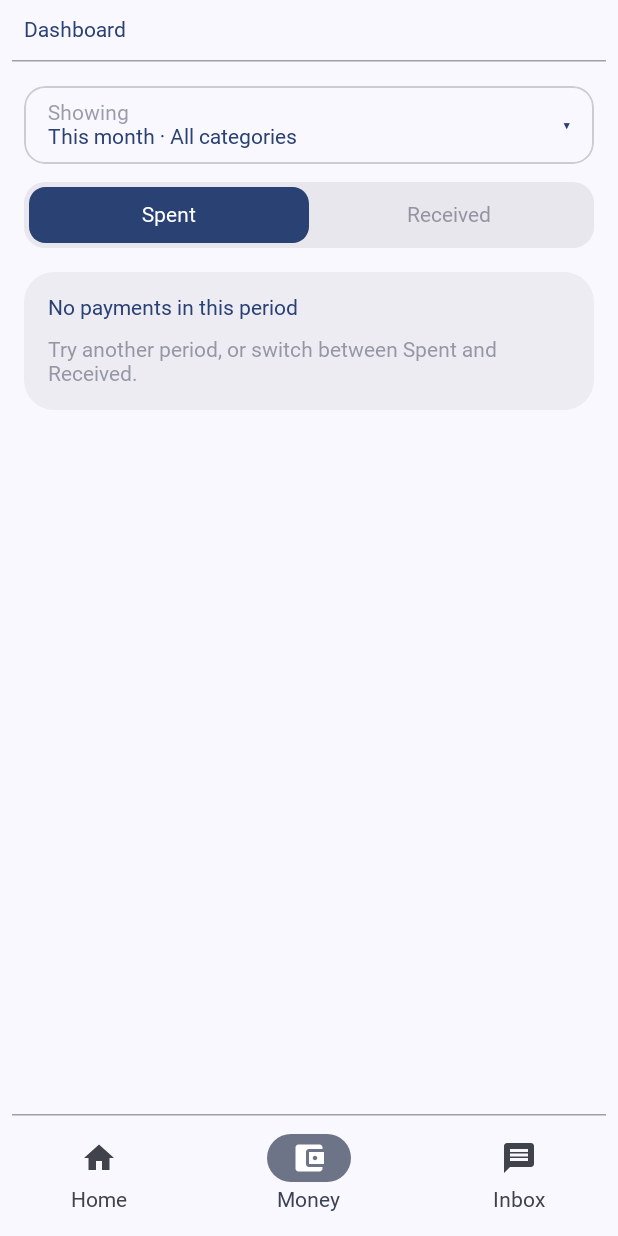
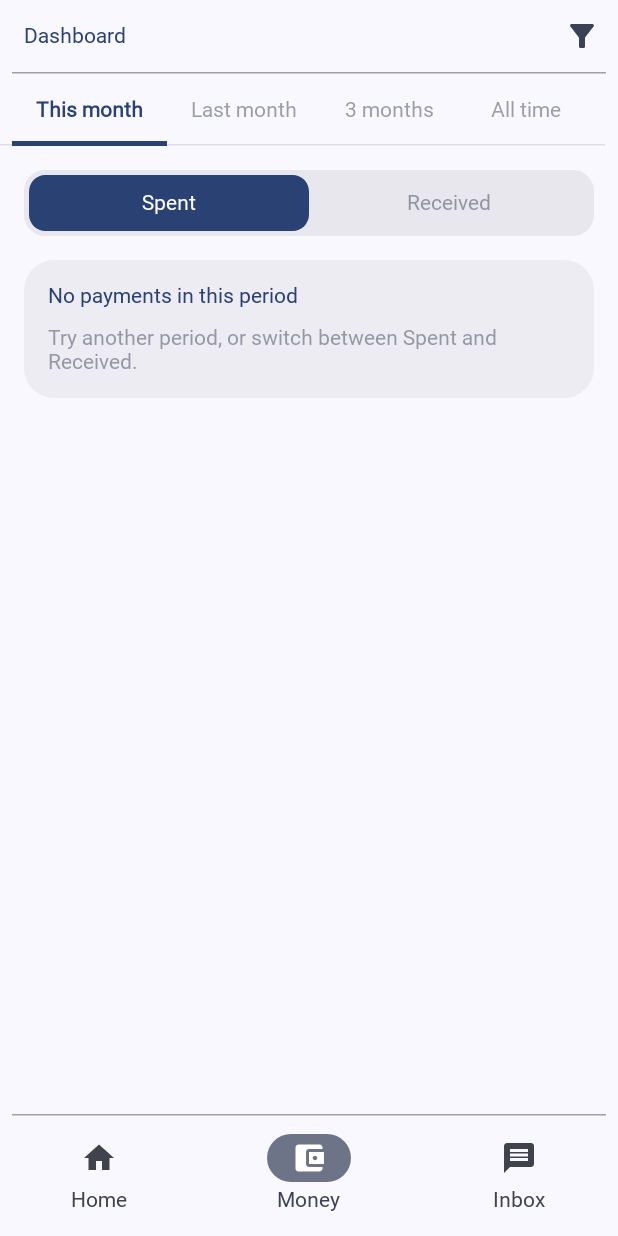
Before and after one commit to prashanthsridhar95/ZMessage, an Android app built with Jetpack Compose: the screen it shows after launch (MainActivity), item 2 of the bottom bar chosen, on a phone screen of 412 x 824 dp. Run offline under Robolectric (Android 15) with nearby library versions, the phone set to English and light mode, and no system bars; Roboto replaces fonts that are not available here.

Commit message:
Redesign filters: underline tabs on top, tile sheet for more
- Quick filters return as text tabs with a sliding underline and counts
  (no pill borders): Inbox types and Money periods
- Filter button opens a bottom sheet of selectable tiles for the extra
  filters: category, read status (all / unread / pinned) and time window
  (any / today / 7 / 30 days) in the Inbox; category on Money
- MessageFilter gains status and window; Reset in the sheet clears extras
  but keeps the quick filter; summary bar shows only the extras
- Tests for the new filters

Co-Authored-By: Claude Sonnet 5.5 <noreply@anthropic.com>
Claude-Session: https://claude.ai/code/session_01CCCmNoQsMqVfu7bQ4MLbHZ

```diff
--- /dev/null
+++ b/app/src/main/java/com/zyke/message/presentation/common/UnderlineTabs.kt
@@ -0,0 +1,66 @@
+package com.zyke.message.presentation.common
+
+import androidx.compose.foundation.layout.Row
+import androidx.compose.material3.HorizontalDivider
+import androidx.compose.material3.MaterialTheme
+import androidx.compose.material3.ScrollableTabRow
+import androidx.compose.material3.Tab
+import androidx.compose.material3.Text
+import androidx.compose.runtime.Composable
+import androidx.compose.ui.Alignment
+import androidx.compose.ui.Modifier
+import androidx.compose.ui.text.font.FontWeight
+import androidx.compose.ui.unit.dp
+import androidx.compose.foundation.layout.Spacer
+import androidx.compose.foundation.layout.width
+import com.zyke.message.presentation.messages.components.mutedColor
+
+/**
+ * Quick filters as plain text tabs with a sliding underline: no boxes, no borders.
+ * The selected tab is bold and underlined; counts sit beside the label in a quieter tone.
+ */
+@Composable
+fun UnderlineTabs(
+    labels: List<String>,
+    counts: List<Int?>,
+    selectedIndex: Int,
+    onSelect: (Int) -> Unit,
+    modifier: Modifier = Modifier
+) {
+    if (labels.isEmpty()) return
+    ScrollableTabRow(
+        selectedTabIndex = selectedIndex.coerceIn(0, labels.lastIndex),
+        modifier = modifier,
+        containerColor = MaterialTheme.colorScheme.surface,
+        edgePadding = 8.dp,
+        divider = { HorizontalDivider(color = MaterialTheme.colorScheme.onSurface.copy(alpha = 0.12f)) }
+    ) {
+        labels.forEachIndexed { index, label ->
+            val selected = index == selectedIndex
+            Tab(
+                selected = selected,
+                onClick = { onSelect(index) },
+                selectedContentColor = MaterialTheme.colorScheme.primary,
+                unselectedContentColor = mutedColor(),
+                text = {
+                    Row(verticalAlignment = Alignment.CenterVertically) {
+                        Text(
+                            text = label,
+                            style = MaterialTheme.typography.bodyLarge,
+                            fontWeight = if (selected) FontWeight.Bold else FontWeight.Normal,
+                            maxLines = 1
+                        )
+                        counts.getOrNull(index)?.let { count ->
+                            Spacer(Modifier.width(6.dp))
+                            Text(
+                                text = count.toString(),
+                                style = MaterialTheme.typography.labelSmall,
+                                color = if (selected) MaterialTheme.colorScheme.primary else mutedColor(0.4f)
+                            )
+                        }
+                    }
+                }
+            )
+        }
+    }
+}
--- a/app/src/main/java/com/zyke/message/presentation/dashboard/DashboardContract.kt
+++ b/app/src/main/java/com/zyke/message/presentation/dashboard/DashboardContract.kt
@@ -40,9 +40,8 @@ object DashboardContract {
     ) {
         val query get() = DashboardQuery(period, direction, category)
 
-        /** Period and category are "extra" filters; the direction has its own switch on screen. */
-        val activeFilterCount: Int
-            get() = (if (period != DashboardPeriod.THIS_MONTH) 1 else 0) + (if (category != null) 1 else 0)
+        /** Only the category lives in the filter sheet; period and direction are always on screen. */
+        val activeFilterCount: Int get() = if (category != null) 1 else 0
     }
 
     sealed interface Intent {
--- a/app/src/main/java/com/zyke/message/presentation/dashboard/DashboardScreen.kt
+++ b/app/src/main/java/com/zyke/message/presentation/dashboard/DashboardScreen.kt
@@ -42,6 +42,11 @@ import com.zyke.message.presentation.dashboard.components.ChartLegend
 import com.zyke.message.presentation.common.PermissionGate
 import com.zyke.message.presentation.dashboard.components.DashboardControls
 import com.zyke.message.presentation.dashboard.components.DashboardFilterSheet
+import com.zyke.message.presentation.dashboard.components.PeriodTabs
+import com.zyke.message.presentation.messages.components.ActiveFilterBar
+import com.zyke.message.presentation.messages.components.BarIcon
+import androidx.compose.foundation.layout.Row
+import androidx.compose.foundation.layout.heightIn
 import com.zyke.message.presentation.dashboard.components.HeroCard
 import com.zyke.message.presentation.dashboard.components.SectionCard
 import com.zyke.message.presentation.dashboard.components.SourceRow
@@ -95,16 +100,34 @@ fun DashboardScreen(
 ) {
     Column(modifier.fillMaxSize()) {
         Column(Modifier.statusBarsPadding()) {
+            Row(
+                Modifier.fillMaxWidth().padding(start = 16.dp).heightIn(min = 48.dp),
+                verticalAlignment = Alignment.CenterVertically
+            ) {
                 Text(
-                modifier = Modifier.padding(horizontal = 16.dp, vertical = 12.dp),
+                    modifier = Modifier.weight(1f),
                     text = stringResource(R.string.dashboard_title),
                     style = MaterialTheme.typography.titleLarge,
                     color = MaterialTheme.colorScheme.primary
                 )
+                if (state.dashboard != null) {
+                    BarIcon(
+                        icon = R.drawable.baseline_filter_alt_24,
+                        description = "Filter by category",
+                        active = state.activeFilterCount > 0,
+                        badge = state.activeFilterCount,
+                        onClick = { onIntent(Intent.OpenFilters) }
+                    )
+                }
+            }
             HorizontalDivider(
                 Modifier.padding(horizontal = 8.dp).fillMaxWidth(),
                 color = MaterialTheme.colorScheme.onSurface.copy(alpha = 0.4f)
             )
+        }
+
+        if (state.dashboard != null && !state.permissionMissing && !state.hasError) {
+            PeriodTabs(period = state.period, onSelect = { onIntent(Intent.SelectPeriod(it)) })
         }
 
         val dashboard = state.dashboard
@@ -119,11 +142,9 @@ fun DashboardScreen(
     val dashboardForSheet = state.dashboard
     if (state.showFilterSheet && dashboardForSheet != null) {
         DashboardFilterSheet(
-            period = state.period,
             category = state.category,
             dashboard = dashboardForSheet,
             canReset = state.activeFilterCount > 0,
-            onPeriod = { onIntent(Intent.SelectPeriod(it)) },
             onCategory = { onIntent(Intent.SetCategory(it)) },
             onReset = { onIntent(Intent.ResetFilters) },
             onDismiss = { onIntent(Intent.CloseFilters) }
@@ -154,13 +175,21 @@ private fun DashboardContent(state: State, dashboard: Dashboard, onIntent: (Inte
         verticalArrangement = Arrangement.spacedBy(16.dp)
     ) {
         item(key = "controls") {
+            Column(verticalArrangement = Arrangement.spacedBy(12.dp)) {
                 DashboardControls(
-                period = state.period,
                     direction = state.direction,
-                category = state.category,
-                onOpenFilters = { onIntent(Intent.OpenFilters) },
                     onDirection = { onIntent(Intent.SelectDirection(it)) }
                 )
+                state.category?.let { category ->
+                    ActiveFilterBar(
+                        summary = category.displayString,
+                        resultCount = dashboard.count,
+                        onChange = { onIntent(Intent.OpenFilters) },
+                        onClear = { onIntent(Intent.ClearCategory) },
+                        horizontalInset = 0.dp
+                    )
+                }
+            }
         }
 
         if (dashboard.isEmpty) {
--- a/app/src/main/java/com/zyke/message/presentation/dashboard/DashboardViewModel.kt
+++ b/app/src/main/java/com/zyke/message/presentation/dashboard/DashboardViewModel.kt
@@ -6,7 +6,6 @@ import androidx.lifecycle.viewModelScope
 import androidx.lifecycle.viewmodel.CreationExtras
 import com.zyke.message.domain.dashboard.CardBillsBuilder
 import com.zyke.message.domain.dashboard.DashboardBuilder
-import com.zyke.message.domain.dashboard.DashboardPeriod
 import com.zyke.message.domain.repository.BudgetRepository
 import com.zyke.message.domain.usecase.ObserveMessagesUseCase
 import com.zyke.message.presentation.dashboard.DashboardContract.Effect
@@ -46,9 +45,7 @@ class DashboardViewModel(
             is Intent.SetCategory -> reduceDashboard { copy(category = intent.category, expandedVendor = null) }
             Intent.OpenFilters -> reduce { copy(showFilterSheet = true) }
             Intent.CloseFilters -> reduce { copy(showFilterSheet = false) }
-            Intent.ResetFilters -> reduceDashboard {
-                copy(period = DashboardPeriod.THIS_MONTH, category = null, expandedVendor = null)
-            }
+            Intent.ResetFilters -> reduceDashboard { copy(category = null, expandedVendor = null) }
             Intent.ClearCategory -> reduceDashboard { copy(category = null, expandedVendor = null) }
 
             is Intent.ToggleVendor -> reduce {
--- a/app/src/main/java/com/zyke/message/presentation/dashboard/components/DashboardSections.kt
+++ b/app/src/main/java/com/zyke/message/presentation/dashboard/components/DashboardSections.kt
@@ -51,7 +51,9 @@ import com.zyke.message.presentation.format.DisplayFormatters
 import com.zyke.message.presentation.format.displayName
 import com.zyke.message.presentation.messages.components.Caption
 import com.zyke.message.presentation.common.FilterSheet
-import com.zyke.message.presentation.common.OptionRow
+import com.zyke.message.presentation.common.TileGrid
+import com.zyke.message.presentation.common.TileOption
+import com.zyke.message.presentation.common.UnderlineTabs
 import com.zyke.message.presentation.common.SheetSection
 import com.zyke.message.presentation.messages.components.MerchantChip
 import com.zyke.message.presentation.messages.components.RowTitle
@@ -92,78 +94,63 @@ internal fun SectionCard(
     }
 }
 
-/** What is being shown, as one tappable summary (opens the filter sheet), plus the Spent / Received switch. */
+/** The Spent / Received switch; period tabs sit above and the category filter lives in the sheet. */
 @Composable
 internal fun DashboardControls(
-    period: DashboardPeriod,
     direction: FlowDirection,
-    category: MessageCategory?,
-    onOpenFilters: () -> Unit,
     onDirection: (FlowDirection) -> Unit,
     modifier: Modifier = Modifier
 ) {
-    Column(modifier.fillMaxWidth(), verticalArrangement = Arrangement.spacedBy(12.dp)) {
-        Row(
-            Modifier
-                .fillMaxWidth()
-                .clip(RoundedCornerShape(14.dp))
-                .border(1.dp, MaterialTheme.colorScheme.onSurface.copy(alpha = 0.2f), RoundedCornerShape(14.dp))
-                .clickable(onClickLabel = "Change period and category", onClick = onOpenFilters)
-                .padding(horizontal = 16.dp, vertical = 10.dp),
-            verticalAlignment = Alignment.CenterVertically
-        ) {
-            Column(Modifier.weight(1f)) {
-                Caption("Showing")
-                Text(
-                    "${period.label} · ${category?.displayString ?: "All categories"}",
-                    style = MaterialTheme.typography.bodyLarge,
-                    color = MaterialTheme.colorScheme.primary,
-                    maxLines = 1
-                )
-            }
-            Text("▾", color = MaterialTheme.colorScheme.primary)
-        }
     SegmentedControl(
         options = FlowDirection.entries.map { it.label },
         selectedIndex = direction.ordinal,
-            onSelect = { onDirection(FlowDirection.entries[it]) }
+        onSelect = { onDirection(FlowDirection.entries[it]) },
+        modifier = modifier
     )
 }
+
+/** Period as quick tabs along the top of the Money screen. */
+@Composable
+internal fun PeriodTabs(period: DashboardPeriod, onSelect: (DashboardPeriod) -> Unit, modifier: Modifier = Modifier) {
+    UnderlineTabs(
+        labels = DashboardPeriod.entries.map { it.label },
+        counts = emptyList(),
+        selectedIndex = period.ordinal,
+        onSelect = { onSelect(DashboardPeriod.entries[it]) },
+        modifier = modifier
+    )
 }
 
 @Composable
 internal fun DashboardFilterSheet(
-    period: DashboardPeriod,
     category: MessageCategory?,
     dashboard: Dashboard,
     canReset: Boolean,
-    onPeriod: (DashboardPeriod) -> Unit,
     onCategory: (MessageCategory?) -> Unit,
     onReset: () -> Unit,
     onDismiss: () -> Unit
 ) {
     FilterSheet(
-        title = "Filter dashboard",
+        title = "Filter by category",
         doneLabel = "Show ${plural(dashboard.count, "payment", "payments")}",
         canReset = canReset,
         onReset = onReset,
         onDismiss = onDismiss
     ) {
-        SheetSection("Period")
-        DashboardPeriod.entries.forEach {
-            OptionRow(it.label, selected = it == period, onClick = { onPeriod(it) })
-        }
-
         SheetSection("Category")
-        OptionRow("All categories", selected = category == null, onClick = { onCategory(null) })
+        TileGrid(
+            buildList {
+                add(TileOption("All categories", category == null, { onCategory(null) }))
                 dashboard.categories.forEach {
-            OptionRow(
-                label = it.category.displayString,
-                selected = it.category == category,
-                trailing = DisplayFormatters.rupees(it.total),
-                onClick = { onCategory(it.category) }
+                    add(
+                        TileOption(
+                            it.category.displayString, it.category == category, { onCategory(it.category) },
+                            DisplayFormatters.rupees(it.total)
+                        )
                     )
                 }
+            }
+        )
     }
 }
 
--- a/app/src/main/java/com/zyke/message/presentation/messages/MessagesContract.kt
+++ b/app/src/main/java/com/zyke/message/presentation/messages/MessagesContract.kt
@@ -5,6 +5,8 @@ import com.zyke.message.domain.conversation.Thread
 import com.zyke.message.domain.feed.Feed
 import com.zyke.message.domain.feed.MessageFilter
 import com.zyke.message.domain.feed.SmartFilter
+import com.zyke.message.domain.feed.StatusFilter
+import com.zyke.message.domain.feed.TimeWindow
 import com.zyke.message.domain.model.ClassifiedMessage
 import com.zyke.message.domain.model.MessageCategory
 import com.zyke.message.domain.model.UserMessageState
@@ -79,6 +81,10 @@ object MessagesContract {
         data object OpenFilters : Intent
         data object CloseFilters : Intent
         data object ResetFilters : Intent
+        /** Clears the sheet's filters but keeps the quick filter along the top. */
+        data object ResetExtras : Intent
+        data class SelectStatus(val status: StatusFilter) : Intent
+        data class SelectWindow(val window: TimeWindow) : Intent
         data object ToggleSearch : Intent
         data class SetQuery(val query: String) : Intent
 
--- a/app/src/main/java/com/zyke/message/presentation/messages/MessagesViewModel.kt
+++ b/app/src/main/java/com/zyke/message/presentation/messages/MessagesViewModel.kt
@@ -56,6 +56,9 @@ class MessagesViewModel(
             Intent.OpenFilters -> reduce { copy(showFilterSheet = true) }
             Intent.CloseFilters -> reduce { copy(showFilterSheet = false) }
             Intent.ResetFilters -> reduceFeed { copy(filter = MessageFilter.All) }
+            Intent.ResetExtras -> reduceFeed { copy(filter = filter.withoutExtras()) }
+            is Intent.SelectStatus -> reduceFeed { copy(filter = filter.copy(status = intent.status)) }
+            is Intent.SelectWindow -> reduceFeed { copy(filter = filter.copy(window = intent.window)) }
             Intent.ToggleSearch -> reduceFeed {
                 copy(isSearching = !isSearching, query = "")
             }
--- a/app/src/main/java/com/zyke/message/presentation/messages/components/MessagesBars.kt
+++ b/app/src/main/java/com/zyke/message/presentation/messages/components/MessagesBars.kt
@@ -84,7 +84,7 @@ fun MessagesTopBar(
 }
 
 @Composable
-private fun BarIcon(icon: Int, description: String, active: Boolean, badge: Int, onClick: () -> Unit) {
+internal fun BarIcon(icon: Int, description: String, active: Boolean, badge: Int, onClick: () -> Unit) {
     Box(
         Modifier.size(48.dp).clickable(onClickLabel = description, onClick = onClick),
         contentAlignment = Alignment.Center
```
Also changed, not shown: app/src/main/java/com/zyke/message/domain/feed/Feed.kt (+29 -3 lines), app/src/main/java/com/zyke/message/domain/feed/FeedBuilder.kt (+27 -2 lines), app/src/main/java/com/zyke/message/presentation/common/FilterTiles.kt (added, +83 -0 lines), app/src/main/java/com/zyke/message/presentation/messages/MessagesScreen.kt (+19 -9 lines), app/src/main/java/com/zyke/message/presentation/messages/components/MessagesFilters.kt (+53 -30 lines), 2 other files. Lines whose indentation alone changed are shown as unchanged.
